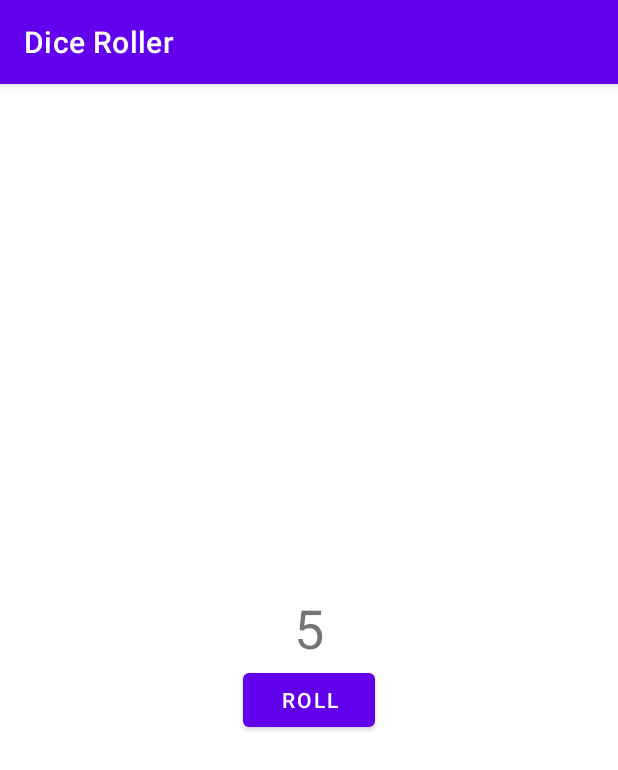
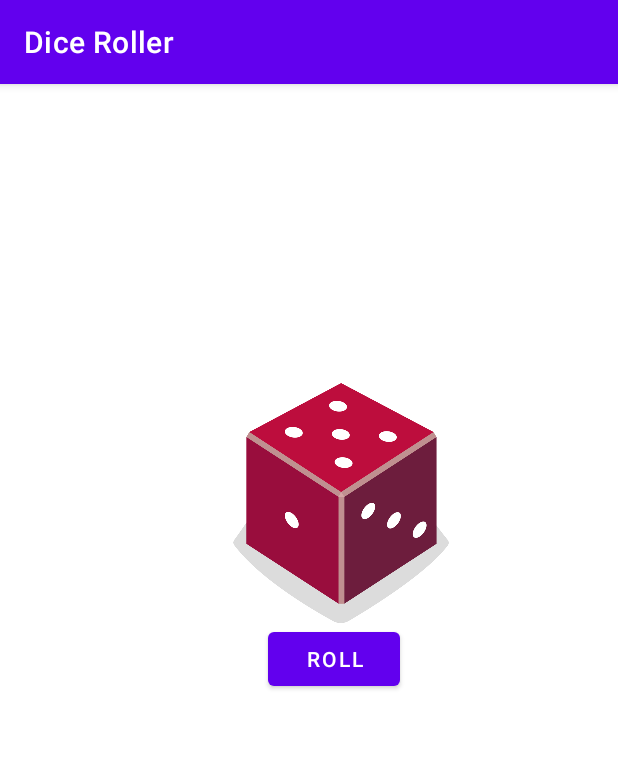
Before and after one commit to PabloViniciusSS/DiceRoller, an Android app: the screen it shows after launch (MainActivity), after a tap on "ROLL", on a phone screen of 412 x 824 dp. Shown: the top 770 px of the screen. Run offline under Robolectric (Android 15) with nearby library versions, the phone set to English and light mode, and no system bars.

Commit message:
criação de dados

```diff
--- a/app/src/main/java/com/example/diceroller/MainActivity.kt
+++ b/app/src/main/java/com/example/diceroller/MainActivity.kt
@@ -3,6 +3,7 @@ package com.example.diceroller
 import androidx.appcompat.app.AppCompatActivity
 import android.os.Bundle
 import android.widget.Button
+import android.widget.ImageView
 import android.widget.TextView
 
 class MainActivity : AppCompatActivity() {
@@ -12,16 +13,32 @@ class MainActivity : AppCompatActivity() {
 
         val rollButton: Button = findViewById(R.id.RollButton)
 
-        rollButton.setOnClickListener {
-            rollDice()
-        }
+        rollButton.setOnClickListener { rollDice() }
+        rollDice()
     }
 
     private fun rollDice() {
         val dice = Dice(6)
         val diceRoll = dice.roll()
-        val resultx: TextView = findViewById(R.id.tx_result)
-        resultx.text = diceRoll.toString()
+        val diceImage : ImageView = findViewById(R.id.diceImageView)
+
+
+        val drawableResource = when (diceRoll) {
+            1 -> R.drawable.dice_1
+            2 -> R.drawable.dice_2
+            3 -> R.drawable.dice_3
+            4 -> R.drawable.dice_4
+            5 -> R.drawable.dice_5
+            else -> R.drawable.dice_6
+        }
+
+        diceImage.setImageResource(drawableResource)
+
+        diceImage.contentDescription = diceRoll.toString()
+
+
+
+
     }
 }
 
--- a/app/src/main/res/layout/activity_main.xml
+++ b/app/src/main/res/layout/activity_main.xml
@@ -6,18 +6,6 @@
     android:layout_height="match_parent"
     tools:context=".MainActivity">
 
-    <TextView
-        android:id="@+id/tx_result"
-        android:layout_width="wrap_content"
-        android:layout_height="wrap_content"
-        android:textSize="36sp"
-        app:layout_constraintBottom_toBottomOf="parent"
-        app:layout_constraintEnd_toEndOf="parent"
-        app:layout_constraintStart_toStartOf="parent"
-        app:layout_constraintTop_toTopOf="parent"
-        app:layout_constraintVertical_bias="0.47"
-        tools:text="1" />
-
     <Button
         android:id="@+id/RollButton"
         android:layout_width="wrap_content"
@@ -25,8 +13,22 @@
         android:text="Roll"
         app:layout_constraintBottom_toBottomOf="parent"
         app:layout_constraintEnd_toEndOf="parent"
+        app:layout_constraintHorizontal_bias="0.551"
         app:layout_constraintStart_toStartOf="parent"
-        app:layout_constraintTop_toBottomOf="@+id/tx_result"
-        app:layout_constraintVertical_bias="0.0" />
+        app:layout_constraintTop_toTopOf="parent"
+        app:layout_constraintVertical_bias="0.499" />
+
+    <ImageView
+        android:id="@+id/diceImageView"
+        android:layout_width="160dp"
+        android:layout_height="160dp"
+        android:layout_marginTop="32dp"
+        app:layout_constraintBottom_toTopOf="@+id/RollButton"
+        app:layout_constraintEnd_toEndOf="parent"
+        app:layout_constraintHorizontal_bias="0.585"
+        app:layout_constraintStart_toStartOf="parent"
+        app:layout_constraintTop_toTopOf="parent"
+        app:layout_constraintVertical_bias="1.0"
+        tools:srcCompat="@drawable/dice_1" />
 
 </androidx.constraintlayout.widget.ConstraintLayout>
```
Also changed, not shown: app/src/main/res/drawable/dice_1.png (added), app/src/main/res/drawable/dice_2.png (added), app/src/main/res/drawable/dice_3.png (added), app/src/main/res/drawable/dice_4.png (added), app/src/main/res/drawable/dice_5.png (added), app/src/main/res/drawable/dice_6.png (added).
